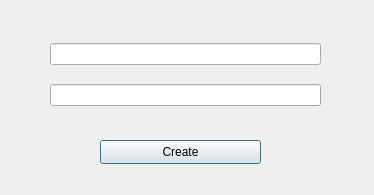
mchdaybk/QPasswordManager, file createuser.ui: the form before one commit.
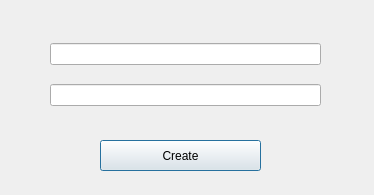
The form after the commit.

```diff
--- a/createuser.ui
+++ b/createuser.ui
@@ -19,14 +19,14 @@
      <x>100</x>
      <y>140</y>
      <width>161</width>
-     <height>24</height>
+     <height>31</height>
     </rect>
    </property>
    <property name="text">
     <string>Create</string>
    </property>
   </widget>
-  <widget class="QWidget" name="">
+  <widget class="QWidget" name="layoutWidget">
    <property name="geometry">
     <rect>
      <x>50</x>
```
